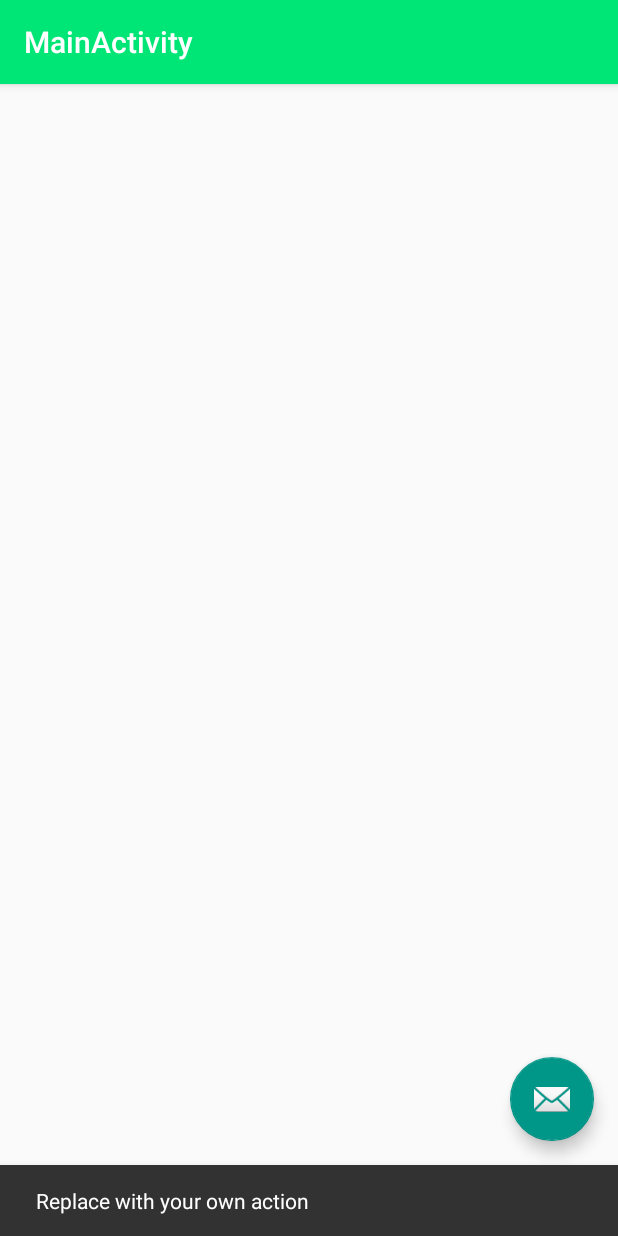
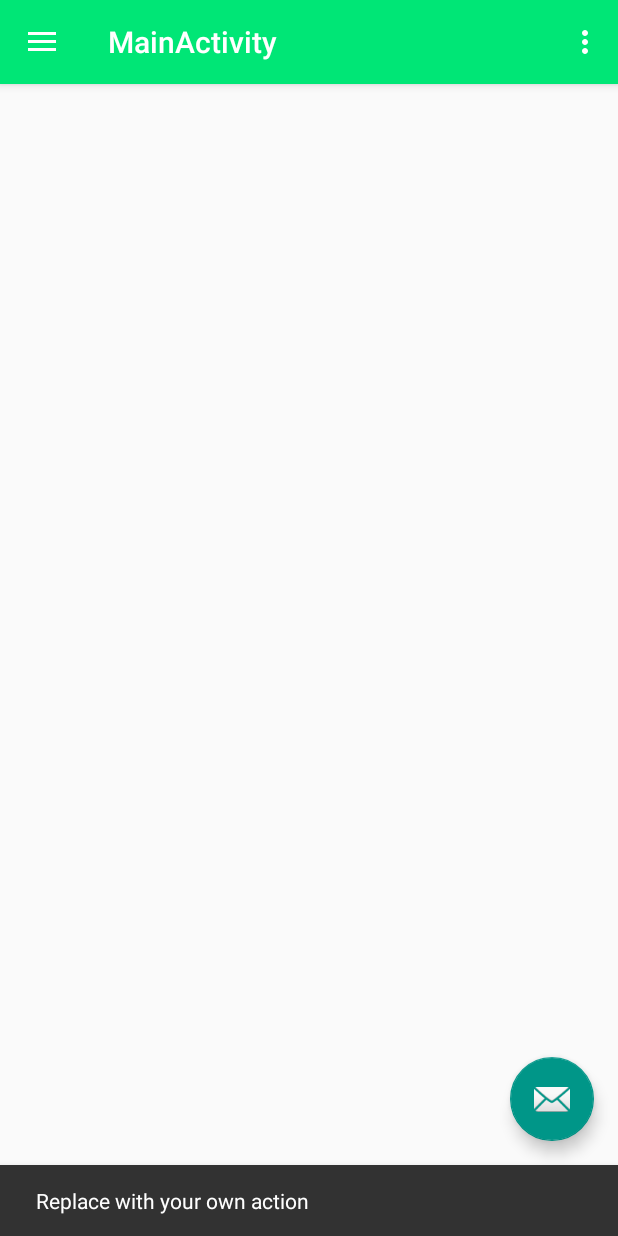
Before and after one commit to idl99/TrackIt-Ez, an Android app: the MainActivity screen opened directly, with no data from a screen before it, after a tap on an icon or button, on a phone screen of 412 x 824 dp. Run offline under Robolectric (Android 15) with nearby library versions, the phone set to English and light mode, and no system bars; our stand-ins replace data binding; 1 statement that could not run was skipped.

Commit message:
- main activity overhaul

```diff
--- a/app/src/main/java/teamideals/com/trackitez/MainActivity.java
+++ b/app/src/main/java/teamideals/com/trackitez/MainActivity.java
@@ -4,15 +4,21 @@ import android.content.Intent;
 import android.os.Bundle;
 import android.support.design.widget.FloatingActionButton;
 import android.support.design.widget.Snackbar;
+import android.view.View;
+import android.support.design.widget.NavigationView;
+import android.support.v4.view.GravityCompat;
+import android.support.v4.widget.DrawerLayout;
+import android.support.v7.app.ActionBarDrawerToggle;
 import android.support.v7.app.AppCompatActivity;
 import android.support.v7.widget.Toolbar;
-import android.view.View;
+import android.view.Menu;
+import android.view.MenuItem;
 import android.view.ViewGroup;
-import android.widget.TextView;
 
 import teamideals.com.trackitez.databinding.ContentMainBinding;
 
-public class MainActivity extends AppCompatActivity {
+public class MainActivity extends AppCompatActivity
+        implements NavigationView.OnNavigationItemSelectedListener {
 
     private Intent intent;
 
@@ -32,16 +38,22 @@ public class MainActivity extends AppCompatActivity {
             }
         });
 
+        DrawerLayout drawer = (DrawerLayout) findViewById(R.id.drawer_layout);
+        ActionBarDrawerToggle toggle = new ActionBarDrawerToggle(
+                this, drawer, toolbar, R.string.navigation_drawer_open, R.string.navigation_drawer_close);
+        drawer.addDrawerListener(toggle);
+        toggle.syncState();
+
+        NavigationView navigationView = (NavigationView) findViewById(R.id.nav_view);
+        navigationView.setNavigationItemSelectedListener(this);
+
         // Getting user details passed from LoginActivity to MainActivity
         intent = getIntent();
         User sessionUser = (User) intent.getExtras().getSerializable("user");
 
         /* Data Binding
-
          1. Declare layout binding variable in XML file: check content_main.xml
-
          2. Gradles generates the binding class for relevant layout file - ContentMainBinding
-
          3. Attach data binding to layout where binding variable declared, using
          inflate and set??? methods where ??? is the name of the binding variable declared
          in the layout file: setUser --> binding variable user in content_main.xml*/
@@ -49,11 +61,67 @@ public class MainActivity extends AppCompatActivity {
         ContentMainBinding contentMainBinding = ContentMainBinding.inflate(
                 getLayoutInflater(),(ViewGroup) findViewById(R.id.content_main_parent),true
         ); // Attach data binding to content_main_parent view
-           // of layout where binding variable declared
+        // of layout where binding variable declared
 
         contentMainBinding.setUser(sessionUser); // copy reference of sessionUser to user in
-                                                 // content_main.xml
+        // content_main.xml
 
     }
 
+    @Override
+    public void onBackPressed() {
+        DrawerLayout drawer = (DrawerLayout) findViewById(R.id.drawer_layout);
+        if (drawer.isDrawerOpen(GravityCompat.START)) {
+            drawer.closeDrawer(GravityCompat.START);
+        } else {
+            super.onBackPressed();
+        }
+    }
+
+    @Override
+    public boolean onCreateOptionsMenu(Menu menu) {
+        // Inflate the menu; this adds items to the action bar if it is present.
+        getMenuInflater().inflate(R.menu.main, menu);
+        return true;
+    }
+
+    @Override
+    public boolean onOptionsItemSelected(MenuItem item) {
+        // Handle action bar item clicks here. The action bar will
+        // automatically handle clicks on the Home/Up button, so long
+        // as you specify a parent activity in AndroidManifest.xml.
+        int id = item.getItemId();
+
+        //noinspection SimplifiableIfStatement
+        if (id == R.id.action_settings) {
+            return true;
+        }
+
+        return super.onOptionsItemSelected(item);
+    }
+
+    @SuppressWarnings("StatementWithEmptyBody")
+    @Override
+    public boolean onNavigationItemSelected(MenuItem item) {
+        // Handle navigation view item clicks here.
+        int id = item.getItemId();
+
+        if (id == R.id.nav_camera) {
+            // Handle the camera action
+        } else if (id == R.id.nav_gallery) {
+
+        } else if (id == R.id.nav_slideshow) {
+
+        } else if (id == R.id.nav_manage) {
+
+        } else if (id == R.id.nav_share) {
+
+        } else if (id == R.id.nav_send) {
+
+        }
+
+        DrawerLayout drawer = (DrawerLayout) findViewById(R.id.drawer_layout);
+        drawer.closeDrawer(GravityCompat.START);
+        return true;
+    }
 }
--- /dev/null
+++ b/app/src/main/res/drawable-v21/ic_menu_camera.xml
@@ -0,0 +1,12 @@
+<vector xmlns:android="http://schemas.android.com/apk/res/android"
+    android:width="24dp"
+    android:height="24dp"
+    android:viewportHeight="24.0"
+    android:viewportWidth="24.0">
+    <path
+        android:fillColor="#FF000000"
+        android:pathData="M12,12m-3.2,0a3.2,3.2 0,1 1,6.4 0a3.2,3.2 0,1 1,-6.4 0" />
+    <path
+        android:fillColor="#FF000000"
+        android:pathData="M9,2L7.17,4H4c-1.1,0 -2,0.9 -2,2v12c0,1.1 0.9,2 2,2h16c1.1,0 2,-0.9 2,-2V6c0,-1.1 -0.9,-2 -2,-2h-3.17L15,2H9zm3,15c-2.76,0 -5,-2.24 -5,-5s2.24,-5 5,-5 5,2.24 5,5 -2.24,5 -5,5z" />
+</vector>
--- /dev/null
+++ b/app/src/main/res/drawable-v21/ic_menu_gallery.xml
@@ -0,0 +1,9 @@
+<vector xmlns:android="http://schemas.android.com/apk/res/android"
+    android:width="24dp"
+    android:height="24dp"
+    android:viewportHeight="24.0"
+    android:viewportWidth="24.0">
+    <path
+        android:fillColor="#FF000000"
+        android:pathData="M22,16V4c0,-1.1 -0.9,-2 -2,-2H8c-1.1,0 -2,0.9 -2,2v12c0,1.1 0.9,2 2,2h12c1.1,0 2,-0.9 2,-2zm-11,-4l2.03,2.71L16,11l4,5H8l3,-4zM2,6v14c0,1.1 0.9,2 2,2h14v-2H4V6H2z" />
+</vector>
--- /dev/null
+++ b/app/src/main/res/drawable-v21/ic_menu_manage.xml
@@ -0,0 +1,9 @@
+<vector xmlns:android="http://schemas.android.com/apk/res/android"
+    android:width="24dp"
+    android:height="24dp"
+    android:viewportHeight="24.0"
+    android:viewportWidth="24.0">
+    <path
+        android:fillColor="#FF000000"
+        android:pathData="M22.7,19l-9.1,-9.1c0.9,-2.3 0.4,-5 -1.5,-6.9 -2,-2 -5,-2.4 -7.4,-1.3L9,6 6,9 1.6,4.7C0.4,7.1 0.9,10.1 2.9,12.1c1.9,1.9 4.6,2.4 6.9,1.5l9.1,9.1c0.4,0.4 1,0.4 1.4,0l2.3,-2.3c0.5,-0.4 0.5,-1.1 0.1,-1.4z" />
+</vector>
--- /dev/null
+++ b/app/src/main/res/drawable-v21/ic_menu_send.xml
@@ -0,0 +1,9 @@
+<vector xmlns:android="http://schemas.android.com/apk/res/android"
+    android:width="24dp"
+    android:height="24dp"
+    android:viewportHeight="24.0"
+    android:viewportWidth="24.0">
+    <path
+        android:fillColor="#FF000000"
+        android:pathData="M2.01,21L23,12 2.01,3 2,10l15,2 -15,2z" />
+</vector>
--- /dev/null
+++ b/app/src/main/res/drawable-v21/ic_menu_share.xml
@@ -0,0 +1,9 @@
+<vector xmlns:android="http://schemas.android.com/apk/res/android"
+    android:width="24dp"
+    android:height="24dp"
+    android:viewportHeight="24.0"
+    android:viewportWidth="24.0">
+    <path
+        android:fillColor="#FF000000"
+        android:pathData="M18,16.08c-0.76,0 -1.44,0.3 -1.96,0.77L8.91,12.7c0.05,-0.23 0.09,-0.46 0.09,-0.7s-0.04,-0.47 -0.09,-0.7l7.05,-4.11c0.54,0.5 1.25,0.81 2.04,0.81 1.66,0 3,-1.34 3,-3s-1.34,-3 -3,-3 -3,1.34 -3,3c0,0.24 0.04,0.47 0.09,0.7L8.04,9.81C7.5,9.31 6.79,9 6,9c-1.66,0 -3,1.34 -3,3s1.34,3 3,3c0.79,0 1.5,-0.31 2.04,-0.81l7.12,4.16c-0.05,0.21 -0.08,0.43 -0.08,0.65 0,1.61 1.31,2.92 2.92,2.92 1.61,0 2.92,-1.31 2.92,-2.92s-1.31,-2.92 -2.92,-2.92z" />
+</vector>
--- /dev/null
+++ b/app/src/main/res/drawable-v21/ic_menu_slideshow.xml
@@ -0,0 +1,9 @@
+<vector xmlns:android="http://schemas.android.com/apk/res/android"
+    android:width="24dp"
+    android:height="24dp"
+    android:viewportHeight="24.0"
+    android:viewportWidth="24.0">
+    <path
+        android:fillColor="#FF000000"
+        android:pathData="M4,6H2v14c0,1.1 0.9,2 2,2h14v-2H4V6zm16,-4H8c-1.1,0 -2,0.9 -2,2v12c0,1.1 0.9,2 2,2h12c1.1,0 2,-0.9 2,-2V4c0,-1.1 -0.9,-2 -2,-2zm-8,12.5v-9l6,4.5 -6,4.5z" />
+</vector>
--- /dev/null
+++ b/app/src/main/res/drawable/side_nav_bar.xml
@@ -0,0 +1,9 @@
+<shape xmlns:android="http://schemas.android.com/apk/res/android"
+    android:shape="rectangle">
+    <gradient
+        android:angle="135"
+        android:centerColor="#009688"
+        android:endColor="#00695C"
+        android:startColor="#4DB6AC"
+        android:type="linear" />
+</shape>
--- a/app/src/main/res/layout/activity_main.xml
+++ b/app/src/main/res/layout/activity_main.xml
@@ -1,33 +1,25 @@
 <?xml version="1.0" encoding="utf-8"?>
-<android.support.design.widget.CoordinatorLayout xmlns:android="http://schemas.android.com/apk/res/android"
+<android.support.v4.widget.DrawerLayout xmlns:android="http://schemas.android.com/apk/res/android"
     xmlns:app="http://schemas.android.com/apk/res-auto"
     xmlns:tools="http://schemas.android.com/tools"
+    android:id="@+id/drawer_layout"
     android:layout_width="match_parent"
     android:layout_height="match_parent"
-    tools:context=".MainActivity">
+    android:fitsSystemWindows="true"
+    tools:openDrawer="start">
 
-    <android.support.design.widget.AppBarLayout
+    <include
+        layout="@layout/app_bar_main"
         android:layout_width="match_parent"
-        android:layout_height="wrap_content"
-        android:theme="@style/AppTheme.AppBarOverlay">
+        android:layout_height="match_parent" />
 
-        <android.support.v7.widget.Toolbar
-            android:id="@+id/toolbar"
-            android:layout_width="match_parent"
-            android:layout_height="?attr/actionBarSize"
-            android:background="?attr/colorPrimary"
-            app:popupTheme="@style/AppTheme.PopupOverlay" />
+    <android.support.design.widget.NavigationView
+        android:id="@+id/nav_view"
+        android:layout_width="wrap_content"
+        android:layout_height="match_parent"
+        android:layout_gravity="start"
+        android:fitsSystemWindows="true"
+        app:headerLayout="@layout/nav_header_main"
+        app:menu="@menu/activity_main_drawer" />
 
-    </android.support.design.widget.AppBarLayout>
-
-    <include layout="@layout/content_main" />
-
-    <android.support.design.widget.FloatingActionButton
-        android:id="@+id/fab"
-        android:layout_width="wrap_content"
-        android:layout_height="wrap_content"
-        android:layout_gravity="bottom|end"
-        android:layout_margin="@dimen/fab_margin"
-        app:srcCompat="@android:drawable/ic_dialog_email" />
-
-</android.support.design.widget.CoordinatorLayout>
+</android.support.v4.widget.DrawerLayout>
--- /dev/null
+++ b/app/src/main/res/layout/app_bar_main.xml
@@ -0,0 +1,33 @@
+<?xml version="1.0" encoding="utf-8"?>
+<android.support.design.widget.CoordinatorLayout xmlns:android="http://schemas.android.com/apk/res/android"
+    xmlns:app="http://schemas.android.com/apk/res-auto"
+    xmlns:tools="http://schemas.android.com/tools"
+    android:layout_width="match_parent"
+    android:layout_height="match_parent"
+    tools:context=".MainActivity">
+
+    <android.support.design.widget.AppBarLayout
+        android:layout_width="match_parent"
+        android:layout_height="wrap_content"
+        android:theme="@style/AppTheme.AppBarOverlay">
+
+        <android.support.v7.widget.Toolbar
+            android:id="@+id/toolbar"
+            android:layout_width="match_parent"
+            android:layout_height="?attr/actionBarSize"
+            android:background="?attr/colorPrimary"
+            app:popupTheme="@style/AppTheme.PopupOverlay" />
+
+    </android.support.design.widget.AppBarLayout>
+
+    <include layout="@layout/content_main" />
+
+    <android.support.design.widget.FloatingActionButton
+        android:id="@+id/fab"
+        android:layout_width="wrap_content"
+        android:layout_height="wrap_content"
+        android:layout_gravity="bottom|end"
+        android:layout_margin="@dimen/fab_margin"
+        app:srcCompat="@android:drawable/ic_dialog_email" />
+
+</android.support.design.widget.CoordinatorLayout>
--- a/app/src/main/res/layout/content_main.xml
+++ b/app/src/main/res/layout/content_main.xml
@@ -1,4 +1,5 @@
 <?xml version="1.0" encoding="utf-8"?>
+
 <layout>
 
     <data>
@@ -9,31 +10,22 @@
     <android.support.constraint.ConstraintLayout xmlns:android="http://schemas.android.com/apk/res/android"
         xmlns:app="http://schemas.android.com/apk/res-auto"
         xmlns:tools="http://schemas.android.com/tools"
+        android:id="@+id/content_main_parent"
         android:layout_width="match_parent"
         android:layout_height="match_parent"
-        android:id="@+id/content_main_parent"
         app:layout_behavior="@string/appbar_scrolling_view_behavior"
         tools:context=".MainActivity"
-        tools:showIn="@layout/activity_main">
+        tools:showIn="@layout/app_bar_main">
 
-        <LinearLayout
-            android:layout_width="match_parent"
-            android:layout_height="match_parent"
-            android:orientation="vertical">
-
-            <!--
+        <!--
             Data binding invokes the getfName method of user instance bound to
             this layout and attaches it to the text attribute of the text view
-            -->
-            <TextView
-                android:id="@+id/textView_username"
-                android:layout_width="match_parent"
-                android:layout_height="40dp"
-                android:text="@{user.getfName()}"
-                android:textSize="18sp"
-                tools:layout_editor_absoluteX="16dp"
-                tools:layout_editor_absoluteY="16dp" />
-        </LinearLayout>
+        -->
+        <TextView
+            android:id="@+id/textView2"
+            android:layout_width="wrap_content"
+            android:layout_height="wrap_content"
+            android:text="@{user.getfName()}" />
 
     </android.support.constraint.ConstraintLayout>
 
--- /dev/null
+++ b/app/src/main/res/layout/nav_header_main.xml
@@ -0,0 +1,36 @@
+<?xml version="1.0" encoding="utf-8"?>
+<LinearLayout xmlns:android="http://schemas.android.com/apk/res/android"
+    xmlns:app="http://schemas.android.com/apk/res-auto"
+    android:layout_width="match_parent"
+    android:layout_height="@dimen/nav_header_height"
+    android:background="@drawable/side_nav_bar"
+    android:gravity="bottom"
+    android:orientation="vertical"
+    android:paddingBottom="@dimen/activity_vertical_margin"
+    android:paddingLeft="@dimen/activity_horizontal_margin"
+    android:paddingRight="@dimen/activity_horizontal_margin"
+    android:paddingTop="@dimen/activity_vertical_margin"
+    android:theme="@style/ThemeOverlay.AppCompat.Dark">
+
+    <ImageView
+        android:id="@+id/imageView"
+        android:layout_width="wrap_content"
+        android:layout_height="wrap_content"
+        android:contentDescription="@string/nav_header_desc"
+        android:paddingTop="@dimen/nav_header_vertical_spacing"
+        app:srcCompat="@mipmap/ic_launcher_round" />
+
+    <TextView
+        android:layout_width="match_parent"
+        android:layout_height="wrap_content"
+        android:paddingTop="@dimen/nav_header_vertical_spacing"
+        android:text="@string/nav_header_title"
+        android:textAppearance="@style/TextAppearance.AppCompat.Body1" />
+
+    <TextView
+        android:id="@+id/textView"
+        android:layout_width="wrap_content"
+        android:layout_height="wrap_content"
+        android:text="@string/nav_header_subtitle" />
+
+</LinearLayout>
--- /dev/null
+++ b/app/src/main/res/menu/activity_main_drawer.xml
@@ -0,0 +1,38 @@
+<?xml version="1.0" encoding="utf-8"?>
+<menu xmlns:android="http://schemas.android.com/apk/res/android"
+    xmlns:tools="http://schemas.android.com/tools"
+    tools:showIn="navigation_view">
+
+    <group android:checkableBehavior="single">
+        <item
+            android:id="@+id/nav_camera"
+            android:icon="@drawable/ic_menu_camera"
+            android:title="Import" />
+        <item
+            android:id="@+id/nav_gallery"
+            android:icon="@drawable/ic_menu_gallery"
+            android:title="Gallery" />
+        <item
+            android:id="@+id/nav_slideshow"
+            android:icon="@drawable/ic_menu_slideshow"
+            android:title="Slideshow" />
+        <item
+            android:id="@+id/nav_manage"
+            android:icon="@drawable/ic_menu_manage"
+            android:title="Tools" />
+    </group>
+
+    <item android:title="Communicate">
+        <menu>
+            <item
+                android:id="@+id/nav_share"
+                android:icon="@drawable/ic_menu_share"
+                android:title="Share" />
+            <item
+                android:id="@+id/nav_send"
+                android:icon="@drawable/ic_menu_send"
+                android:title="Send" />
+        </menu>
+    </item>
+
+</menu>
--- /dev/null
+++ b/app/src/main/res/menu/main.xml
@@ -0,0 +1,9 @@
+<?xml version="1.0" encoding="utf-8"?>
+<menu xmlns:android="http://schemas.android.com/apk/res/android"
+    xmlns:app="http://schemas.android.com/apk/res-auto">
+    <item
+        android:id="@+id/action_settings"
+        android:orderInCategory="100"
+        android:title="@string/action_settings"
+        app:showAsAction="never" />
+</menu>
--- /dev/null
+++ b/app/src/main/res/values-v21/styles.xml
@@ -0,0 +1,3 @@
+<resources>
+
+</resources>
--- a/app/src/main/res/values/dimens.xml
+++ b/app/src/main/res/values/dimens.xml
@@ -3,4 +3,6 @@
     <dimen name="activity_horizontal_margin">16dp</dimen>
     <dimen name="activity_vertical_margin">16dp</dimen>
     <dimen name="fab_margin">16dp</dimen>
+    <dimen name="nav_header_vertical_spacing">8dp</dimen>
+    <dimen name="nav_header_height">176dp</dimen>
 </resources>
--- /dev/null
+++ b/app/src/main/res/values/drawables.xml
@@ -0,0 +1,8 @@
+<resources xmlns:android="http://schemas.android.com/apk/res/android">
+    <item name="ic_menu_camera" type="drawable">@android:drawable/ic_menu_camera</item>
+    <item name="ic_menu_gallery" type="drawable">@android:drawable/ic_menu_gallery</item>
+    <item name="ic_menu_slideshow" type="drawable">@android:drawable/ic_menu_slideshow</item>
+    <item name="ic_menu_manage" type="drawable">@android:drawable/ic_menu_manage</item>
+    <item name="ic_menu_share" type="drawable">@android:drawable/ic_menu_share</item>
+    <item name="ic_menu_send" type="drawable">@android:drawable/ic_menu_send</item>
+</resources>
--- a/app/src/main/res/values/strings.xml
+++ b/app/src/main/res/values/strings.xml
@@ -14,4 +14,10 @@
         completions."
     </string>
     <string name="title_activity_main">MainActivity</string>
+    <string name="navigation_drawer_open">Open navigation drawer</string>
+    <string name="navigation_drawer_close">Close navigation drawer</string>
+    <string name="nav_header_title">Android Studio</string>
+    <string name="nav_header_subtitle">android.studio@android.com</string>
+    <string name="nav_header_desc">Navigation header</string>
+    <string name="action_settings">Settings</string>
 </resources>
```
